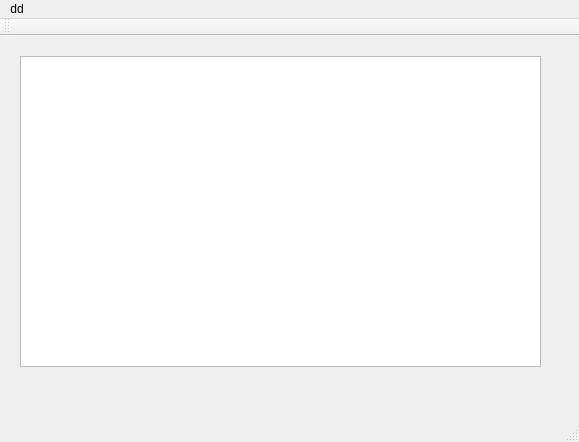
Above: SmartData/mainwindow.ui from diaoguangqiang/qt before the change. Below: the same form after it.
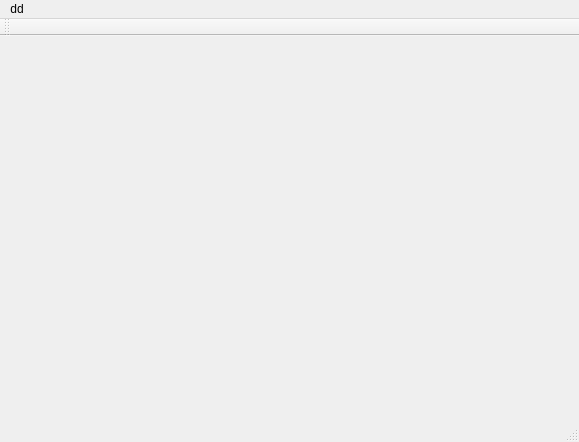
That is the form after the change.

```diff
--- a/SmartData/mainwindow.ui
+++ b/SmartData/mainwindow.ui
@@ -13,18 +13,7 @@
   <property name="windowTitle">
    <string>MainWindow</string>
   </property>
-  <widget class="QWidget" name="centralWidget">
-   <widget class="QTextBrowser" name="textBrowser">
-    <property name="geometry">
-     <rect>
-      <x>20</x>
-      <y>20</y>
-      <width>521</width>
-      <height>311</height>
-     </rect>
-    </property>
-   </widget>
-  </widget>
+  <widget class="QWidget" name="centralWidget"/>
   <widget class="QMenuBar" name="menuBar">
    <property name="geometry">
     <rect>
```
